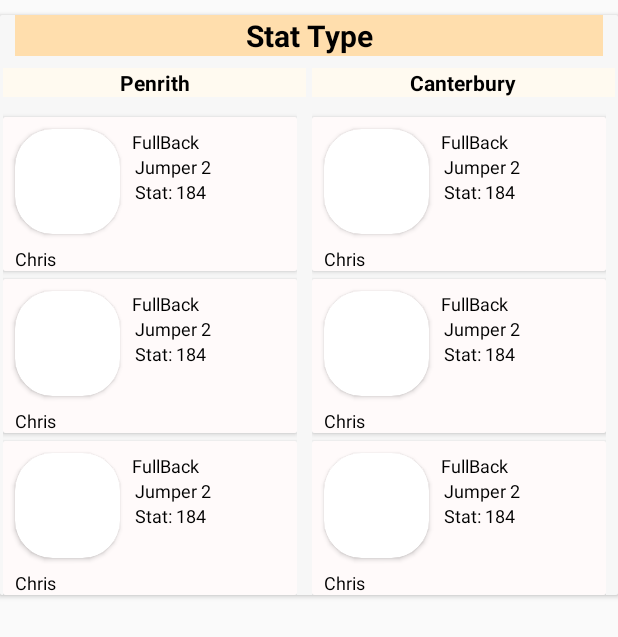
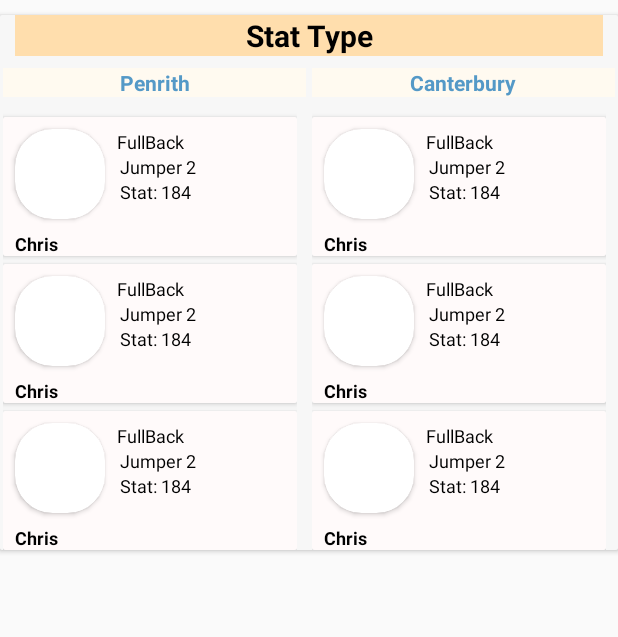
Before and after one commit to mohsin84/NrlApp, an Android app: the layout match_item.xml on its own in the app's theme, with its tools: preview values and no code run, on a phone screen of 412 x 824 dp. Shown: the top 637 px of the screen. Run offline under Robolectric (Android 15) with nearby library versions, the phone set to English and light mode, and no system bars.

Commit message:
Fixing last match statistics table for player

```diff
--- a/app/src/main/java/mohsin/reza/nrlapp/binding/FragmentBindingAdapters.kt
+++ b/app/src/main/java/mohsin/reza/nrlapp/binding/FragmentBindingAdapters.kt
@@ -19,6 +19,5 @@ class FragmentBindingAdapters @Inject constructor(internal val fragment: Fragmen
                 .load(url)
                 .apply(requestOption)
                 .into(imageView)
-        //TODO: add default url for error
     }
 }
--- a/app/src/main/java/mohsin/reza/nrlapp/ui/PlayerViewModel.kt
+++ b/app/src/main/java/mohsin/reza/nrlapp/ui/PlayerViewModel.kt
@@ -26,7 +26,9 @@ constructor(matchRepository: MatchRepository) : ViewModel() {
             if (input == null) {
                 AbsentLiveData.create()       //if in any case refresh is null will show empty data
             } else
+            {
                 matchRepository.getPlayerData(playerId.value, teamid.value) //Getting data from Repository
+            }
         }
 
     }
--- a/app/src/main/res/layout/match_item.xml
+++ b/app/src/main/res/layout/match_item.xml
@@ -30,7 +30,7 @@
                 android:layout_marginStart="@dimen/default_margin"
                 android:layout_marginTop="@dimen/row_margin"
                 android:background="@color/navajowhite"
-                android:text="@{match.statType}"
+                android:text='@{match.statType.replace("_"," ").toUpperCase()}'
                 android:textAlignment="center"
                 android:textColor="@android:color/primary_text_light"
                 android:textDirection="locale"
@@ -51,7 +51,7 @@
                 android:background="@color/ivory"
                 android:text="@{match.teamA.name}"
                 android:textAlignment="center"
-                android:textColor="@android:color/primary_text_light"
+                android:textColor="@color/classyBlue"
                 android:textDirection="locale"
                 android:textStyle="bold"
                 app:layout_constraintEnd_toStartOf="@id/guideline1"
@@ -90,7 +90,7 @@
                 android:background="@color/ivory"
                 android:text="@{match.teamB.name}"
                 android:textAlignment="center"
-                android:textColor="@android:color/primary_text_light"
+                android:textColor="@color/classyBlue"
                 android:textDirection="locale"
                 android:textStyle="bold"
                 app:layout_constraintEnd_toEndOf="parent"
--- a/app/src/main/res/layout/top_player_item.xml
+++ b/app/src/main/res/layout/top_player_item.xml
@@ -44,7 +44,7 @@
                     android:layout_height="match_parent"
                     android:layout_alignParentTop="true"
                     android:layout_centerHorizontal="true"
-                    app:circleImageUrl='@{@string/player_url(topPlayer.id)}'/>
+                    app:circleImageUrl='@{@string/player_url(topPlayer.id)}' />
             </android.support.v7.widget.CardView>
 
             <TextView
@@ -54,12 +54,13 @@
                 android:layout_marginEnd="@dimen/row_margin"
                 android:layout_marginStart="@dimen/row_margin"
                 android:layout_marginTop="@dimen/row_margin"
+                android:text="@{topPlayer.fullName}"
                 android:textAlignment="center"
                 android:textColor="@android:color/primary_text_light"
                 android:textSize="12dp"
+                android:textStyle="bold"
                 app:layout_constraintStart_toStartOf="parent"
                 app:layout_constraintTop_toBottomOf="@id/player_headshot"
-                android:text="@{topPlayer.fullName}"
                 tools:text="Chris" />
 
             <TextView
@@ -69,14 +70,13 @@
                 android:layout_marginBottom="@dimen/cell_margin"
                 android:layout_marginEnd="@dimen/row_margin"
                 android:layout_marginStart="@dimen/row_margin"
+                android:text="@{topPlayer.position}"
                 android:textAlignment="center"
                 android:textColor="@android:color/primary_text_light"
                 android:textSize="12dp"
                 app:layout_constraintStart_toEndOf="@id/player_headshot"
                 app:layout_constraintTop_toTopOf="@id/player_headshot"
-                android:text="@{topPlayer.position}"
-                tools:text="FullBack"
-                />
+                tools:text="FullBack" />
 
             <TextView
                 android:id="@+id/player_jumper"
@@ -85,12 +85,12 @@
                 android:layout_marginBottom="@dimen/cell_margin"
                 android:layout_marginEnd="@dimen/default_margin"
                 android:layout_marginStart="@dimen/default_margin"
+                android:text='@{"Jumper: "+topPlayer.jumperNumber}'
                 android:textAlignment="center"
                 android:textColor="@android:color/primary_text_light"
                 android:textSize="12dp"
                 app:layout_constraintStart_toEndOf="@id/player_headshot"
                 app:layout_constraintTop_toBottomOf="@id/player_position"
-                android:text='@{"Jumper: "+topPlayer.jumperNumber}'
                 tools:text="Jumper 2" />
 
             <TextView
@@ -100,12 +100,12 @@
                 android:layout_marginBottom="@dimen/cell_margin"
                 android:layout_marginEnd="@dimen/default_margin"
                 android:layout_marginStart="@dimen/default_margin"
+                android:text='@{"Stat: "+topPlayer.statValue}'
                 android:textAlignment="center"
                 android:textColor="@android:color/primary_text_light"
                 android:textSize="12dp"
                 app:layout_constraintStart_toEndOf="@id/player_headshot"
                 app:layout_constraintTop_toBottomOf="@id/player_jumper"
-                android:text='@{"Stat: "+topPlayer.statValue}'
                 tools:text="Stat: 184" />
         </android.support.constraint.ConstraintLayout>
 
--- a/app/src/main/res/values/colors.xml
+++ b/app/src/main/res/values/colors.xml
@@ -11,4 +11,6 @@
     <color name="floralwhite">#FFFAF0</color>
     <color name="ghostwhite">#F8F8FF</color>
     <color name="snowWhite">#FFFAFA</color>
+    <color name="optusGreen">#48C9B0</color>
+    <color name="classyBlue">#5499C7</color>
 </resources>
--- a/app/src/main/res/values/dimen.xml
+++ b/app/src/main/res/values/dimen.xml
@@ -1,7 +1,7 @@
 <?xml version="1.0" encoding="utf-8"?>
 <resources>
-    <dimen name="avatar_height">70dp</dimen>
-    <dimen name="avatar_width">70dp</dimen>
+    <dimen name="avatar_height">60dp</dimen>
+    <dimen name="avatar_width">60dp</dimen>
     <dimen name="icon_height">50dp</dimen>
     <dimen name="icon_width">50dp</dimen>
     <dimen name="photo_height">200dp</dimen>
```
Also changed, not shown: app/src/main/java/mohsin/reza/nrlapp/ui/PlayerFragment.kt (+14 -9 lines), app/src/main/res/layout/last_match_stat_item.xml (+4 -5 lines), 1 other file.
